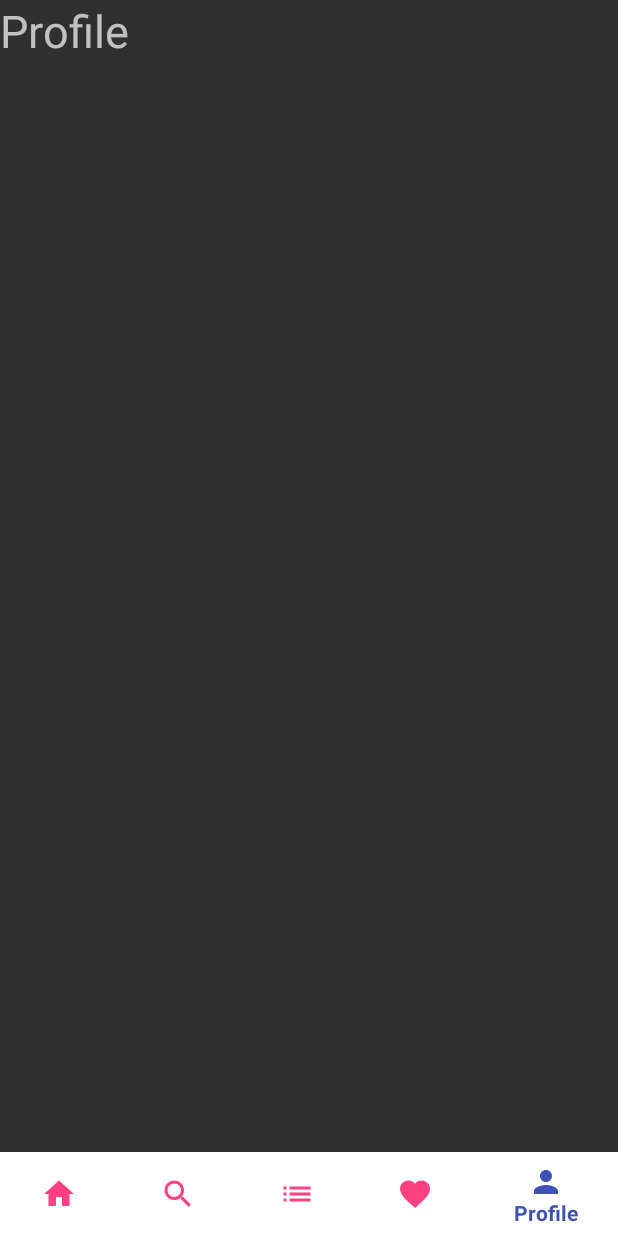
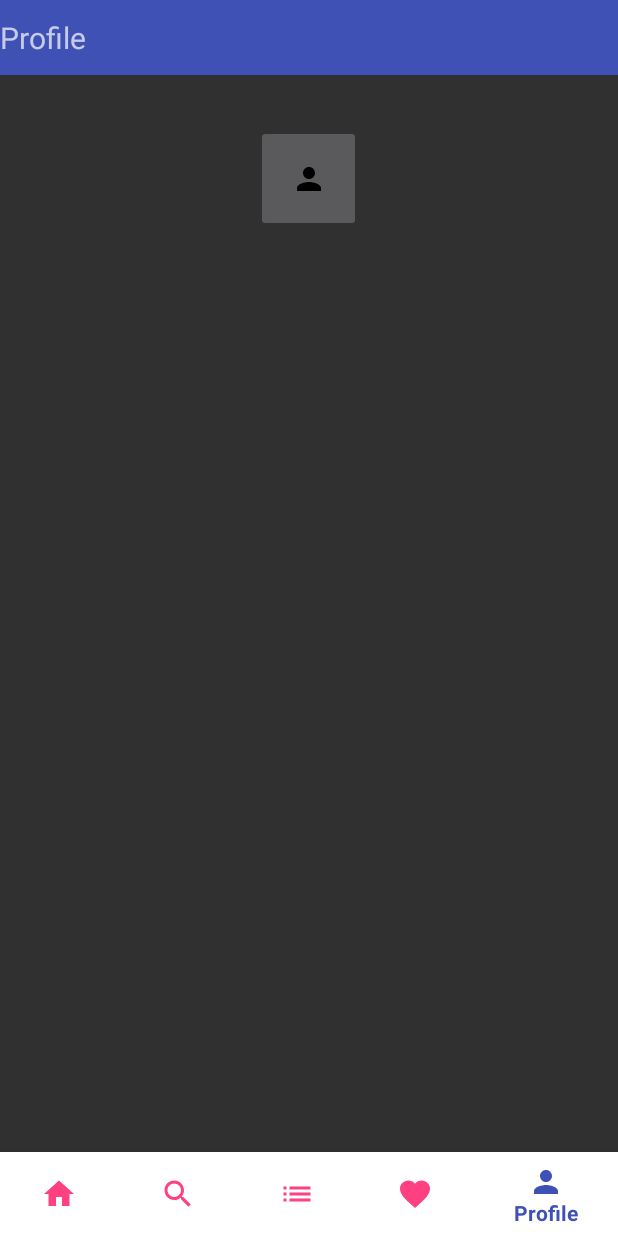
Before and after one commit to enjoybeta/ProjectHash, an Android app: the screen it shows after launch (MainActivity), item 5 of the bottom bar chosen, on a phone screen of 412 x 824 dp. Run offline under Robolectric (Android 15) with nearby library versions, the phone set to English and light mode, and no system bars; our stand-ins replace Picasso; network calls fail; pictures from the network do not load; 4 statements that could not run were skipped.

Commit message:
add skeleton of profile UI

```diff
--- a/mobile_app/app/src/main/res/layout/fragment5.xml
+++ b/mobile_app/app/src/main/res/layout/fragment5.xml
@@ -1,12 +1,36 @@
 <RelativeLayout xmlns:android="http://schemas.android.com/apk/res/android"
+    xmlns:app="http://schemas.android.com/apk/res-auto"
     xmlns:tools="http://schemas.android.com/tools"
     android:layout_width="match_parent"
     android:layout_height="match_parent">
 
     <TextView
-        android:layout_width="wrap_content"
-        android:layout_height="wrap_content"
-        android:text="@string/menu_item5"
-        android:textSize="30sp" />
+        android:id="@+id/textView4"
+        android:layout_width="match_parent"
+        android:layout_height="50dp"
+        android:layout_centerHorizontal="false"
+        android:layout_centerInParent="false"
+        android:layout_centerVertical="false"
+        android:background="@color/colorPrimary"
+        android:gravity="center_vertical"
+        android:text="@string/profile"
+        android:textSize="20sp"
+        tools:layout_centerHorizontal="true" />
+
+    <ImageButton
+        android:id="@+id/imageButton2"
+        android:layout_width="70dp"
+        android:layout_height="71dp"
+        android:layout_alignParentTop="true"
+        android:layout_centerHorizontal="true"
+        android:layout_marginTop="83dp"
+        app:srcCompat="@drawable/ic_person_black_24dp" />
+
+    <ListView
+        android:layout_width="match_parent"
+        android:layout_height="355dp"
+        android:layout_alignParentBottom="true"
+        android:layout_alignParentStart="true"
+        android:dividerHeight="2dp" />
 
 </RelativeLayout>
--- a/mobile_app/app/src/main/res/values/colors.xml
+++ b/mobile_app/app/src/main/res/values/colors.xml
@@ -1,7 +1,7 @@
 <?xml version="1.0" encoding="utf-8"?>
 <resources>
     <color name="ic_launcher_background">#FFFFFF</color>
-    <color name="colorPrimary">#3F51B5</color>
+    <color name="colorPrimary">#3f51b5</color>
     <color name="colorPrimaryDark">#303F9F</color>
     <color name="colorAccent">#FF4081</color>
     <color name="badge">#f89406</color>
--- a/mobile_app/app/src/main/res/values/strings.xml
+++ b/mobile_app/app/src/main/res/values/strings.xml
@@ -36,6 +36,9 @@
     <string name="food_category6">"Oils"</string>
     <string name="button">"Add"</string>
 
+    <!-- Fragment 5 -->
+    <string name="profile">"Profile"</string>
+
     <!-- ViewDish -->
     <string name="cooking_instructions">Cooking instructions</string>
     <string name="menu_name">menuName</string>
```
Also changed, not shown: 1 other file.
